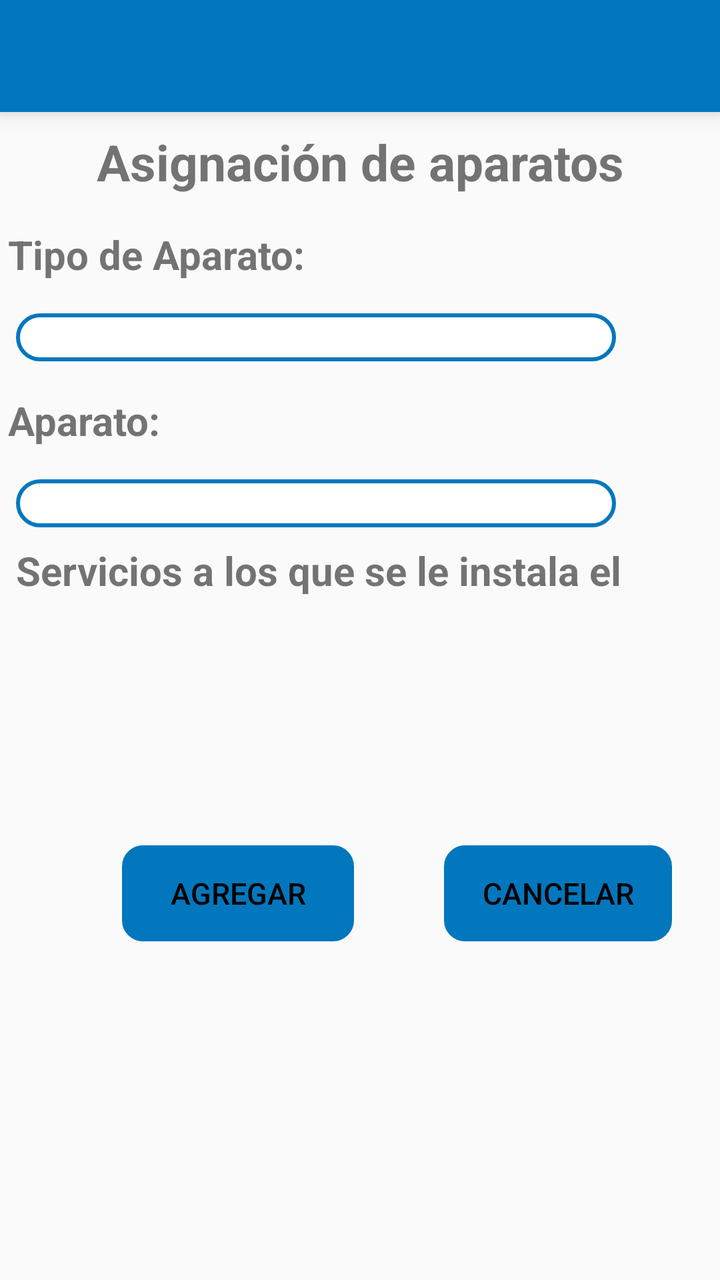
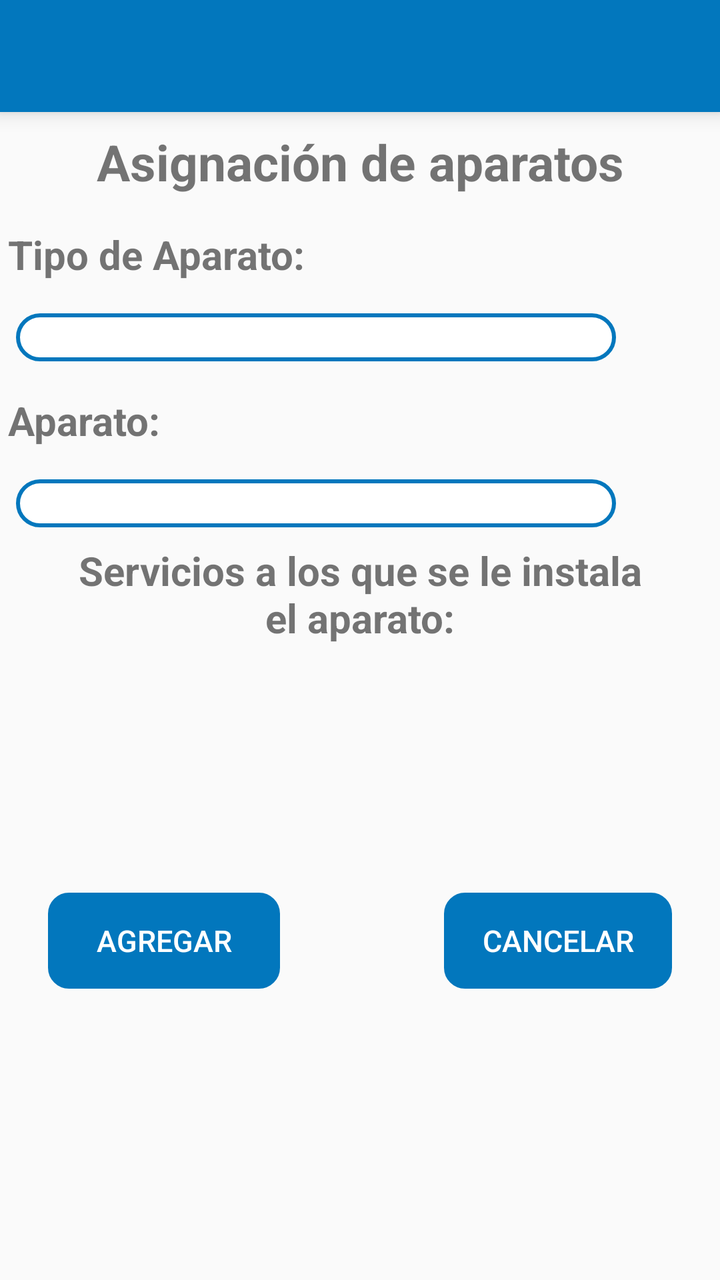

Two renders of the same Android screen: before a commit and after it. Below are the layout's source before the change and the commit's diff.
<!-- AndroidManifest.xml: application theme AppTheme -->
<!-- res/layout/activity_asignar_aparato.xml -->
<?xml version="1.0" encoding="utf-8"?>
<ScrollView android:id="@+id/scrollView2"
    android:layout_width="match_parent"
    android:layout_height="match_parent"
    android:layout_alignParentStart="true"
    android:verticalScrollbarPosition="defaultPosition"
    android:visibility="visible"
    tools:layout_editor_absoluteX="0dp"
    tools:layout_editor_absoluteY="0dp"
    xmlns:tools="http://schemas.android.com/tools"
    xmlns:android="http://schemas.android.com/apk/res/android"
    xmlns:app="http://schemas.android.com/apk/res-auto">

    <android.support.constraint.ConstraintLayout
        android:layout_width="match_parent"
        android:layout_height="match_parent">


        <android.support.constraint.ConstraintLayout
            android:id="@+id/constraintLayout2"
            android:layout_width="match_parent"
            android:layout_height="match_parent">

            <include
                android:id="@+id/includeAsignarAparatos"
                layout="@layout/toolbar"></include>

            <TextView
                android:id="@+id/textView7"
                android:layout_width="wrap_content"
                android:layout_height="wrap_content"
                android:layout_centerHorizontal="true"
                android:layout_marginTop="8dp"
                android:text="@string/asignacion_Aparatos"
                android:textSize="@dimen/titulos"
                android:textStyle="bold"
                app:layout_constraintEnd_toEndOf="parent"
                app:layout_constraintStart_toStartOf="parent"
                app:layout_constraintTop_toBottomOf="@+id/includeAsignarAparatos" />
            
            <TextView
                android:id="@+id/textView8"
                android:layout_width="wrap_content"
                android:layout_height="wrap_content"
                android:layout_marginStart="4dp"
                android:layout_marginTop="16dp"
                android:text="@string/tipo_de_AparatoDos"
                android:textSize="@dimen/grande"
                android:textStyle="bold"
                app:layout_constraintStart_toStartOf="parent"
                app:layout_constraintTop_toBottomOf="@+id/textView7" />

            <Spinner
                android:id="@+id/tipo_aparato"
                android:layout_width="300dp"
                android:layout_height="@dimen/spinnerA"
                android:layout_marginStart="8dp"
                android:layout_marginTop="16dp"
                android:background="@drawable/disenio_spinner"
                app:layout_constraintStart_toStartOf="parent"
                app:layout_constraintTop_toBottomOf="@+id/textView8" />

            <TextView
                android:id="@+id/textView18"
                android:layout_width="wrap_content"
                android:layout_height="wrap_content"
                android:layout_marginStart="4dp"
                android:layout_marginTop="16dp"
                android:text="@string/aparatoDos"
                android:textSize="@dimen/grande"
                android:textStyle="bold"
                app:layout_constraintStart_toStartOf="parent"
                app:layout_constraintTop_toBottomOf="@+id/tipo_aparato" />

            <Spinner
                android:id="@+id/aparatoDisponible"
                android:layout_width="300dp"
                android:layout_height="@dimen/spinnerA"
                android:layout_marginStart="8dp"
                android:layout_marginTop="16dp"
                android:background="@drawable/disenio_spinner"
                app:layout_constraintStart_toStartOf="parent"
                app:layout_constraintTop_toBottomOf="@+id/textView18" />

            <android.support.constraint.ConstraintLayout
                android:id="@+id/MACWAMConstraint"
                android:layout_width="match_parent"
                android:layout_height="83dp"
                android:layout_marginTop="8dp"
                android:visibility="gone"
                app:layout_constraintTop_toBottomOf="@+id/aparatoDisponible"
                tools:layout_editor_absoluteX="0dp">

                <TextView
                    android:id="@+id/textView19"
                    android:layout_width="wrap_content"
                    android:layout_height="wrap_content"
                    android:layout_marginStart="4dp"
                    android:layout_marginTop="16dp"
                    android:text="MACWAN"
                    android:textSize="@dimen/grande"
                    android:textStyle="bold"
                    app:layout_constraintStart_toStartOf="parent"
                    app:layout_constraintTop_toTopOf="parent" />

                <EditText
                    android:id="@+id/MacWam"
                    android:layout_width="360dp"
                    android:layout_height="@dimen/spinnerA"
                    android:layout_marginStart="8dp"
                    android:layout_marginTop="8dp"
                    android:background="@drawable/disenio_spinner"
                    android:maxLength="12"
                    app:layout_constraintStart_toStartOf="parent"
                    app:layout_constraintTop_toBottomOf="@+id/textView19" />
            </android.support.constraint.ConstraintLayout>

            <TextView
                android:id="@+id/textView24"
                android:layout_width="wrap_content"
                android:layout_height="27dp"
                android:layout_marginStart="8dp"
                android:layout_marginTop="8dp"
                android:text="@string/servicios_a_los_que"
                android:textSize="@dimen/grande"
                android:textStyle="bold"
                app:layout_constraintStart_toStartOf="parent"
                app:layout_constraintTop_toBottomOf="@+id/MACWAMConstraint" />

            <android.support.constraint.ConstraintLayout
                android:id="@+id/sss"
                android:layout_width="match_parent"
                android:layout_height="100dp"
                android:layout_marginTop="16dp"
                app:layout_constraintTop_toBottomOf="@+id/textView24"
                tools:layout_editor_absoluteX="0dp">

                <ListView
                    android:id="@+id/Servicios123"
                    android:layout_width="match_parent"
                    android:layout_height="100dp"
                    android:layout_marginTop="8dp"
                    app:layout_constraintTop_toTopOf="parent"></ListView>
            </android.support.constraint.ConstraintLayout>
        </android.support.constraint.ConstraintLayout>


        <Button
            android:id="@+id/agregarAsignacionAparato"
            android:layout_width="116dp"
            android:layout_height="wrap_content"
            android:layout_alignParentBottom="true"
            android:layout_marginStart="24dp"
            android:layout_marginTop="8dp"
            android:layout_marginEnd="8dp"
            android:layout_marginBottom="8dp"
            android:background="@drawable/boton"
            android:backgroundTint="@color/colorPrimary"
            android:text="@string/agregar"
            android:textColor="#000"
            android:textSize="@dimen/mediano"
            app:layout_constraintBottom_toBottomOf="parent"
            app:layout_constraintEnd_toStartOf="@+id/cancelarAsignacionAparato"
            app:layout_constraintHorizontal_bias="0.5"
            app:layout_constraintStart_toStartOf="parent"
            app:layout_constraintTop_toBottomOf="@+id/constraintLayout2" />

        <Button
            android:id="@+id/cancelarAsignacionAparato"
            android:layout_width="114dp"
            android:layout_height="wrap_content"
            android:layout_alignParentBottom="true"
            android:layout_marginTop="8dp"
            android:layout_marginEnd="24dp"
            android:layout_marginBottom="8dp"
            android:background="@drawable/boton"
            android:backgroundTint="@color/colorPrimary"
            android:text="@string/cancelar"
            android:textColor="#000"
            android:textSize="@dimen/mediano"
            app:layout_constraintBottom_toBottomOf="parent"
            app:layout_constraintEnd_toEndOf="parent"
            app:layout_constraintTop_toBottomOf="@+id/constraintLayout2" />
    </android.support.constraint.ConstraintLayout>
</ScrollView>
<!-- res/layout/toolbar.xml (included above) -->
<?xml version="1.0" encoding="utf-8"?>
<android.support.v7.widget.Toolbar xmlns:android="http://schemas.android.com/apk/res/android"
    android:layout_width="match_parent"
    android:layout_height="?attr/actionBarSize"
    xmlns:app="http://schemas.android.com/apk/res-auto"
    android:background="@color/colorPrimary"
    android:elevation="6dp"
    android:theme="@style/ThemeOverlay.AppCompat.Dark.ActionBar"
    app:popupTheme="@style/ThemeOverlay.AppCompat.Light"/>
<!-- resources referenced by this layout -->
<resources>
  <color name="colorPrimary">#0277BD</color>
  <dimen name="grande">20dp</dimen>
  <dimen name="mediano">15dp</dimen>
  <dimen name="spinnerA">24dp</dimen>
  <dimen name="titulos">25dp</dimen>
  <!-- drawable boton (drawable) -->
  <?xml version="1.0" encoding="utf-8"?>
      <shape xmlns:android="http://schemas.android.com/apk/res/android" android:shape="rectangle">
          <stroke  android:width="1dp"/>
          <corners android:radius="10dp"/>
  
  
      </shape>
  <!-- drawable disenio_spinner (drawable) -->
  <?xml version="1.0" encoding="utf-8"?>
  <selector xmlns:android="http://schemas.android.com/apk/res/android">
          <item>
              <shape>
                  <solid
                      android:color="@color/fondoBlanco">
                  </solid>
  
                  <corners android:radius="15dp" />
  
                  <padding
                      android:bottom="1dp"
                      android:left="2dp"
                      android:right="10dp"
                      android:top="1dp" />
                  <stroke
                      android:width="2dp"
                      android:color="@color/colorPrimary"/>
              </shape>
          </item>
  </selector>
  <string name="agregar">Agregar</string>
  <string name="aparatoDos">Aparato:</string>
  <string name="asignacion_Aparatos">Asignación de aparatos</string>
  <string name="cancelar">Cancelar</string>
  <string name="servicios_a_los_que">Servicios a los que se le instala el aparato:</string>
  <string name="tipo_de_AparatoDos">Tipo de Aparato:</string>
  <style name="AppTheme" parent="Theme.AppCompat.Light.DarkActionBar">
          
          <item name="colorPrimary">@color/colorPrimary</item>
          <item name="colorPrimaryDark">@color/colorPrimaryDark</item>
          <item name="colorAccent">@color/colorAccent</item>
          <item name="android:colorForeground">@android:color/background_dark</item>
      </style>
  <color name="fondoBlanco">#fff</color>
  <color name="colorPrimaryDark">#004C8C</color>
  <color name="colorAccent">#0000FF</color>
</resources>

<!-- the commit's change to res/layout/activity_asignar_aparato.xml (unified diff, before → after) -->
@@ -27,20 +27,21 @@
 
             <TextView
                 android:id="@+id/textView7"
-                android:layout_width="wrap_content"
+                android:layout_width="275dp"
                 android:layout_height="wrap_content"
                 android:layout_centerHorizontal="true"
                 android:layout_marginTop="8dp"
                 android:text="@string/asignacion_Aparatos"
                 android:textSize="@dimen/titulos"
                 android:textStyle="bold"
+                android:textAlignment="center"
                 app:layout_constraintEnd_toEndOf="parent"
                 app:layout_constraintStart_toStartOf="parent"
                 app:layout_constraintTop_toBottomOf="@+id/includeAsignarAparatos" />
             
             <TextView
                 android:id="@+id/textView8"
-                android:layout_width="wrap_content"
+                android:layout_width="270dp"
                 android:layout_height="wrap_content"
                 android:layout_marginStart="4dp"
                 android:layout_marginTop="16dp"
@@ -62,7 +63,7 @@
 
             <TextView
                 android:id="@+id/textView18"
-                android:layout_width="wrap_content"
+                android:layout_width="270dp"
                 android:layout_height="wrap_content"
                 android:layout_marginStart="4dp"
                 android:layout_marginTop="16dp"
@@ -117,13 +118,16 @@
 
             <TextView
                 android:id="@+id/textView24"
-                android:layout_width="wrap_content"
-                android:layout_height="27dp"
-                android:layout_marginStart="8dp"
+                android:layout_width="300dp"
+                android:layout_height="wrap_content"
+                android:layout_marginStart="4dp"
                 android:layout_marginTop="8dp"
+                android:layout_marginEnd="4dp"
                 android:text="@string/servicios_a_los_que"
                 android:textSize="@dimen/grande"
                 android:textStyle="bold"
+                android:textAlignment="center"
+                app:layout_constraintEnd_toEndOf="parent"
                 app:layout_constraintStart_toStartOf="parent"
                 app:layout_constraintTop_toBottomOf="@+id/MACWAMConstraint" />
 
@@ -139,7 +143,11 @@
                     android:id="@+id/Servicios123"
                     android:layout_width="match_parent"
                     android:layout_height="100dp"
+                    android:layout_marginStart="8dp"
                     android:layout_marginTop="8dp"
+                    android:layout_marginEnd="8dp"
+                    app:layout_constraintEnd_toEndOf="parent"
+                    app:layout_constraintStart_toStartOf="parent"
                     app:layout_constraintTop_toTopOf="parent"></ListView>
             </android.support.constraint.ConstraintLayout>
         </android.support.constraint.ConstraintLayout>
@@ -152,16 +160,13 @@
             android:layout_alignParentBottom="true"
             android:layout_marginStart="24dp"
             android:layout_marginTop="8dp"
-            android:layout_marginEnd="8dp"
             android:layout_marginBottom="8dp"
             android:background="@drawable/boton"
             android:backgroundTint="@color/colorPrimary"
             android:text="@string/agregar"
-            android:textColor="#000"
+            android:textColor="#ffff"
             android:textSize="@dimen/mediano"
             app:layout_constraintBottom_toBottomOf="parent"
-            app:layout_constraintEnd_toStartOf="@+id/cancelarAsignacionAparato"
-            app:layout_constraintHorizontal_bias="0.5"
             app:layout_constraintStart_toStartOf="parent"
             app:layout_constraintTop_toBottomOf="@+id/constraintLayout2" />
 
@@ -176,7 +181,7 @@
             android:background="@drawable/boton"
             android:backgroundTint="@color/colorPrimary"
             android:text="@string/cancelar"
-            android:textColor="#000"
+            android:textColor="#ffff"
             android:textSize="@dimen/mediano"
             app:layout_constraintBottom_toBottomOf="parent"
             app:layout_constraintEnd_toEndOf="parent"
